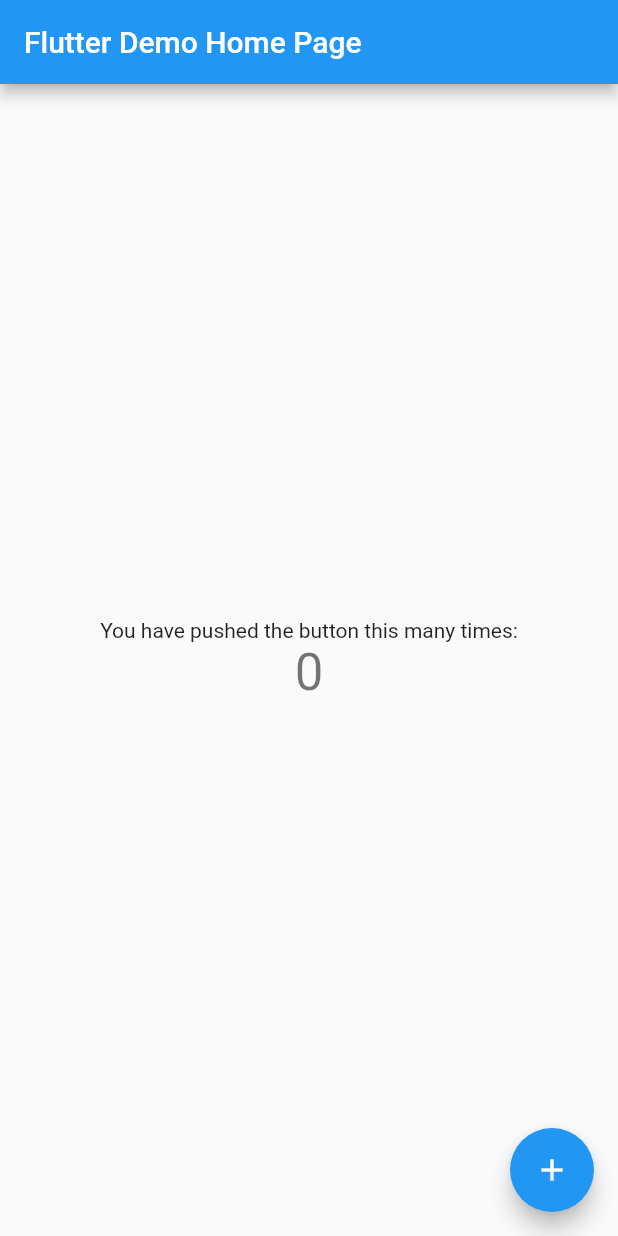
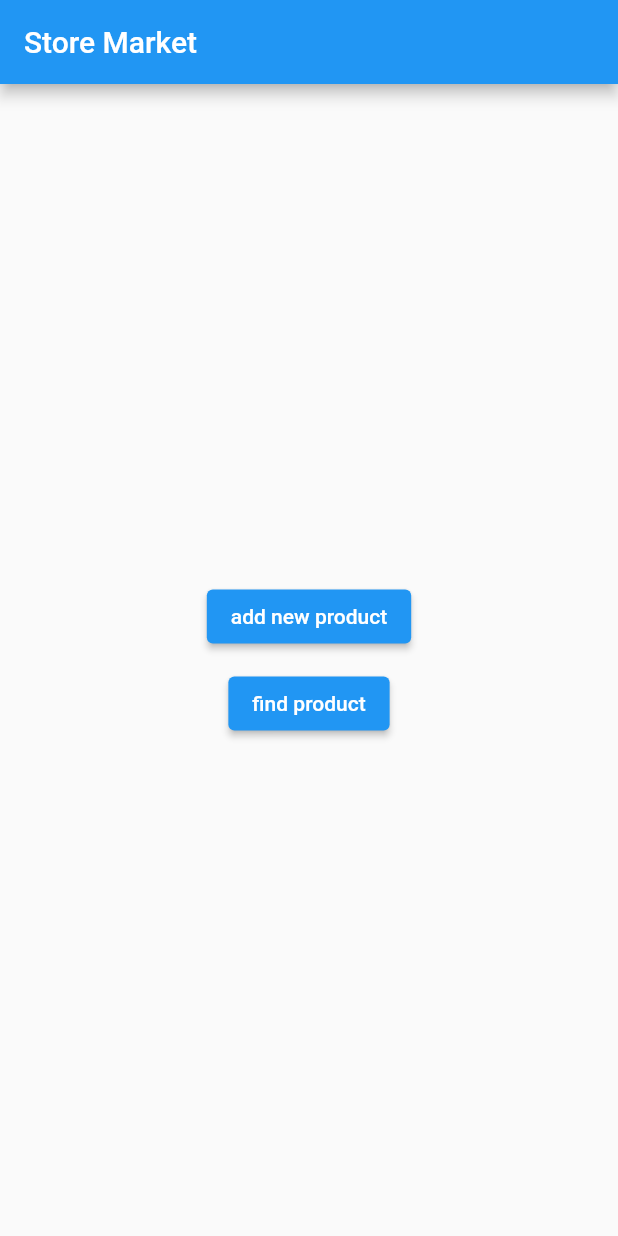
Before and after one commit to hassanMohammedDEV/qr_code, a Flutter app: the screen it shows after launch, on a phone screen of 412 x 824 dp. Run offline on Flutter 3.47's test engine with Material 2 defaults, Android fonts, the phone set to English and light mode, and no system bars; missing offline and left inert: flutter_barcode_scanner.

Commit message:
crate qr_code code.

```diff
--- a/lib/main.dart
+++ b/lib/main.dart
@@ -1,4 +1,5 @@
 import 'package:flutter/material.dart';
+import 'package:qr_code_app/ui/product/new_product/add_product.dart';
 
 void main() {
   runApp(const MyApp());
@@ -12,6 +13,7 @@ class MyApp extends StatelessWidget {
   Widget build(BuildContext context) {
     return MaterialApp(
       title: 'Flutter Demo',
+      debugShowCheckedModeBanner: false,
       theme: ThemeData(
         // This is the theme of your application.
         //
@@ -24,7 +26,7 @@ class MyApp extends StatelessWidget {
         // is not restarted.
         primarySwatch: Colors.blue,
       ),
-      home: const MyHomePage(title: 'Flutter Demo Home Page'),
+      home: const MyHomePage(title: 'Store Market'),
     );
   }
 }
@@ -95,21 +97,14 @@ class _MyHomePageState extends State<MyHomePage> {
           // horizontal).
           mainAxisAlignment: MainAxisAlignment.center,
           children: <Widget>[
-            const Text(
-              'You have pushed the button this many times:',
-            ),
-            Text(
-              '$_counter',
-              style: Theme.of(context).textTheme.headline4,
-            ),
+            ElevatedButton(onPressed: ()=> Navigator.of(context).push(MaterialPageRoute(
+                builder: (BuildContext context)=>const AddProduct())), child: const Text('add new product')),
+            const SizedBox(height: 10,),
+            ElevatedButton(onPressed: ()=>{}, child: const Text('find product')),
           ],
         ),
       ),
-      floatingActionButton: FloatingActionButton(
-        onPressed: _incrementCounter,
-        tooltip: 'Increment',
-        child: const Icon(Icons.add),
-      ), // This trailing comma makes auto-formatting nicer for build methods.
+       // This trailing comma makes auto-formatting nicer for build methods.
     );
   }
 }
--- a/pubspec.yaml
+++ b/pubspec.yaml
@@ -29,8 +29,8 @@ environment:
 dependencies:
   flutter:
     sdk: flutter
-
-
+  barcode_widget: ^2.0.3
+  flutter_barcode_scanner: ^2.0.0
   # The following adds the Cupertino Icons font to your application.
   # Use with the CupertinoIcons class for iOS style icons.
   cupertino_icons: ^1.0.2
```
Also changed, not shown: lib/model/product_model.dart (added, +7 -0 lines), lib/ui/product/new_product/add_product.dart (added, +82 -0 lines), lib/ui/product/widgets/qr_reader.dart (added, +20 -0 lines), pubspec.lock, 1 other file.
